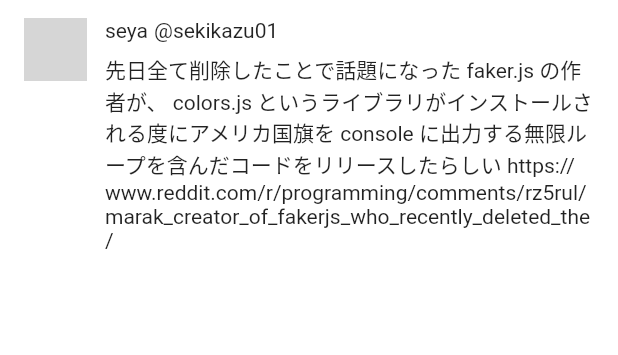
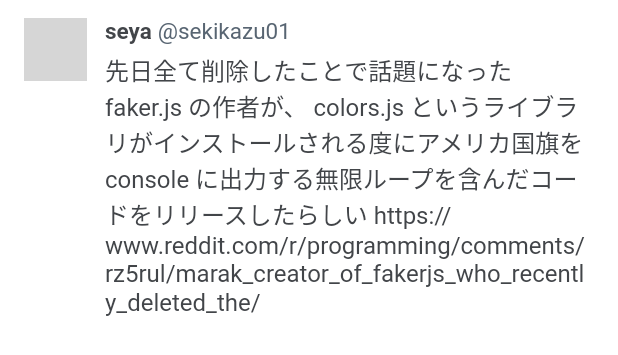
Before and after one commit to kazuyaseki/write-only-twitter, a Flutter app: the TweetContent widget shown alone on an empty page, opened directly with sample values from the repository, on a phone screen of 412 x 824 dp. Shown: the top 355 px of the screen. Run offline on Flutter 3.47's test engine with Material 2 defaults, Android fonts, the phone set to English and light mode, and no system bars; network calls fail; statements that could not run were skipped; grey boxes are pictures that could not be loaded.

Commit message:
added Typography

```diff
--- a/lib/src/components/TweetContent.dart
+++ b/lib/src/components/TweetContent.dart
@@ -1,5 +1,6 @@
 import 'package:flutter/material.dart';
 import 'package:write_only_twitter/src/models/Tweet.dart';
+import 'package:write_only_twitter/src/theme/typography.dart';
 
 class TweetContent extends StatelessWidget {
   const TweetContent({required this.tweet, Key? key}) : super(key: key);
@@ -16,10 +17,15 @@
       children: [
       Image.network("https://pbs.twimg.com/profile_images/1475062555903393798/rhOyAqfu_400x400.jpg", width: 42, height: 42,),
       SizedBox(width: 12,),
-      Flexible(child: Column(children: [
-        Row(children: [Text("seya"), SizedBox(width: 4,), Text("@sekikazu01")],),
-        SizedBox(height: 8,),
-        Container(child: Text(tweet.text, softWrap: true,))
+      Flexible(child: Column(
+        mainAxisAlignment: MainAxisAlignment.start,
+        crossAxisAlignment: CrossAxisAlignment.start,
+        children: [
+
+        Row(children: [Text("seya", style: title,), SizedBox(width: 4,), Text("@sekikazu01", style: subtitle,)],),
+        SizedBox(height: 4,),
+        Text(tweet.text, textAlign: TextAlign.left, style: body,),
+        Row(children: [],)
 
       ],))
 
--- a/lib/src/theme/colors.dart
+++ b/lib/src/theme/colors.dart
@@ -2,3 +2,6 @@
 
 const PrimaryTwitterBlue = const Color(0xFF55ACEE);
 const WhiteText = const Color(0xFFFFFFFF);
+const TextColor = const Color(0xFF424549);
+const SubduedTextColor = const Color(0xFF586572);
+const IconColor = const Color(0xFF66717D);
--- /dev/null
+++ b/lib/src/theme/typography.dart
@@ -0,0 +1,26 @@
+import 'package:flutter/material.dart';
+import 'package:write_only_twitter/src/theme/colors.dart';
+
+const title = const TextStyle(
+  color: TextColor,
+  fontWeight: FontWeight.w700,
+  fontFamily: 'Roboto',
+  fontStyle:  FontStyle.normal,
+  fontSize: 15.0
+);
+
+const subtitle = const TextStyle(
+  color: SubduedTextColor,
+  fontWeight: FontWeight.w400,
+  fontFamily: 'Roboto',
+  fontStyle:  FontStyle.normal,
+  fontSize: 15.0
+);
+
+const body = const TextStyle(
+  color: TextColor,
+  fontWeight: FontWeight.w400,
+  fontFamily: 'Roboto',
+  fontStyle:  FontStyle.normal,
+  fontSize: 16.0
+);
```
